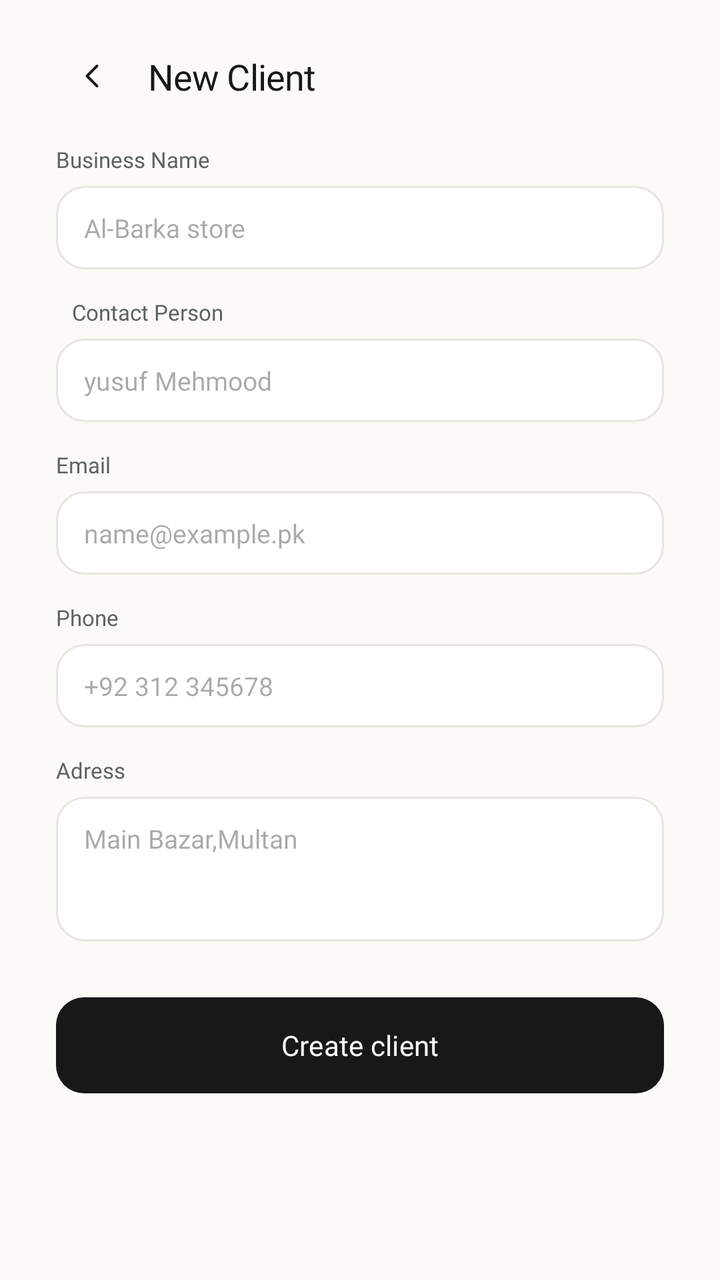
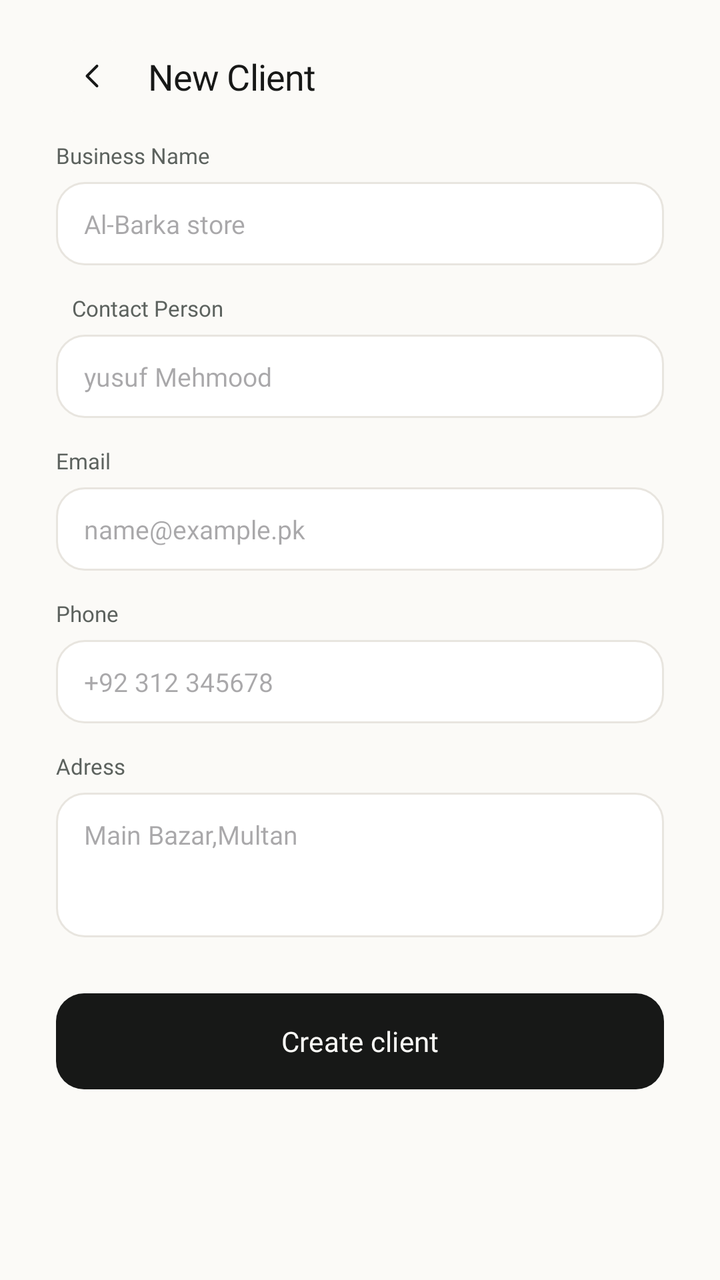

Compare the two renders of this Android layout. The source of the first and the diff that turns it into the second are given below.
<!-- AndroidManifest.xml: application theme Theme.InvoiceGenerator -->
<!-- res/layout/fragment_add_edit_client.xml -->
<?xml version="1.0" encoding="utf-8"?>
<androidx.constraintlayout.widget.ConstraintLayout xmlns:android="http://schemas.android.com/apk/res/android"
    xmlns:app="http://schemas.android.com/apk/res-auto"
    xmlns:tools="http://schemas.android.com/tools"
    android:layout_width="match_parent"
    android:layout_height="match_parent"
    android:background="@color/bg_cream"
    android:paddingTop="20dp"
    android:paddingHorizontal="28dp"
    android:paddingBottom="28dp">


    <View
        android:id="@+id/backbtnview"
        android:layout_width="36dp"
        android:layout_height="36dp"
        android:background="@drawable/bg_login_back_icon"
        app:layout_constraintStart_toStartOf="parent"
        app:layout_constraintTop_toTopOf="parent"
        />
    <ImageView
        android:id="@+id/backbtn"
        android:layout_width="20dp"
        android:layout_height="20dp"
        android:background="@drawable/ic_login_screen"
        android:clickable="true"
        app:layout_constraintStart_toStartOf="@+id/backbtnview"
        app:layout_constraintTop_toTopOf="@+id/backbtnview"
        android:scaleType="fitCenter"
        app:layout_constraintEnd_toEndOf="@+id/backbtnview"
        app:layout_constraintBottom_toBottomOf="@+id/backbtnview"
        />

    <TextView
        android:id="@+id/newClient"
        android:layout_width="wrap_content"
        android:layout_height="wrap_content"
        android:fontFamily="@font/inter_bold"
        android:letterSpacing="-0.015"
        android:layout_marginStart="10dp"
        android:textColor="#171817"
        android:text="New Client"
        android:textSize="18sp"
        app:layout_constraintStart_toEndOf="@id/backbtnview"
        app:layout_constraintTop_toTopOf="@id/backbtnview"
        app:layout_constraintBottom_toBottomOf="@id/backbtnview"
        />



    <TextView
        android:id="@+id/BusinessnameLabel"
        android:layout_width="wrap_content"
        android:layout_height="wrap_content"
        android:fontFamily="@font/inter_medium"
        android:text="Business Name"
        android:textColor="#5C625E"
        android:textSize="11sp"
        tools:layout_editor_absoluteX="46dp"
        tools:layout_editor_absoluteY="194dp"
        android:layout_marginTop="22dp"
        app:layout_constraintStart_toStartOf="parent"
        app:layout_constraintTop_toBottomOf="@id/newClient"/>

    <EditText
        android:id="@+id/BusinessName"
        android:layout_width="match_parent"
        android:layout_marginTop="6dp"
        android:layout_height="wrap_content"
        android:background="@drawable/bg_input_field"
        android:layout_marginBottom="14dp"
        android:fontFamily="@font/inter_medium"
        android:hint="Al-Barka store"
        android:paddingHorizontal="14dp"
        android:paddingVertical="12dp"
        android:textColor="#171817"
        android:textSize="13sp"
        app:layout_constraintEnd_toEndOf="parent"
        app:layout_constraintStart_toStartOf="parent"
        tools:layout_editor_absoluteY="197dp"
        app:layout_constraintTop_toBottomOf="@+id/BusinessnameLabel"
        />

    <TextView
        android:id="@+id/ContactPersonLabel"
        android:layout_width="wrap_content"
        android:layout_height="wrap_content"
        android:layout_marginStart="8dp"
        android:layout_marginTop="14dp"
        android:fontFamily="@font/inter_medium"
        android:text="Contact Person"
        android:textColor="#5C625E"
        android:textSize="11sp"
        app:layout_constraintStart_toStartOf="parent"
        app:layout_constraintTop_toBottomOf="@+id/BusinessName" />

    <EditText
        android:id="@+id/name"
        android:layout_width="match_parent"
        android:layout_marginTop="6dp"
        android:layout_height="wrap_content"
        android:background="@drawable/bg_input_field"
        android:ems="10"
        android:fontFamily="@font/inter_medium"
        android:hint="yusuf Mehmood"
        android:paddingHorizontal="14dp"
        android:paddingVertical="12dp"
        android:textColor="#171817"
        android:textSize="13sp"
        app:layout_constraintEnd_toEndOf="parent"
        app:layout_constraintStart_toStartOf="parent"
        tools:layout_editor_absoluteY="197dp"
        app:layout_constraintTop_toBottomOf="@+id/ContactPersonLabel"
        />


    <TextView
        android:id="@+id/emailLabel"
        android:layout_width="wrap_content"
        android:layout_height="wrap_content"
        android:layout_marginTop="14dp"
        android:fontFamily="@font/inter_medium"
        android:text="Email"
        android:textColor="#5C625E"
        android:textSize="11sp"
        app:layout_constraintStart_toStartOf="parent"
        app:layout_constraintTop_toBottomOf="@+id/name" />

    <EditText
        android:id="@+id/email"
        android:inputType="textEmailAddress"
        android:layout_width="match_parent"
        android:layout_marginTop="6dp"
        android:layout_height="wrap_content"
        android:background="@drawable/bg_input_field"
        android:ems="10"
        android:fontFamily="@font/inter_medium"
        android:hint="name@example.pk"
        android:paddingHorizontal="14dp"
        android:paddingVertical="12dp"
        android:textColor="#171817"
        android:textSize="13sp"
        tools:layout_editor_absoluteX="38dp"
        tools:layout_editor_absoluteY="293dp"
        app:layout_constraintStart_toStartOf="parent"
        app:layout_constraintTop_toBottomOf="@+id/emailLabel"
        app:layout_constraintEnd_toEndOf="parent"
        />

    <TextView
        android:id="@+id/phonelabel"
        android:layout_width="wrap_content"
        android:layout_height="wrap_content"
        android:layout_marginTop="14dp"
        android:fontFamily="@font/inter_medium"
        android:text="Phone"
        android:textColor="#5C625E"
        android:textSize="11sp"
        app:layout_constraintStart_toStartOf="parent"
        app:layout_constraintTop_toBottomOf="@+id/email" />

    <EditText
        android:id="@+id/phoneNum"
        android:inputType="number"
        android:layout_width="match_parent"
        android:layout_marginTop="6dp"
        android:layout_height="wrap_content"
        android:background="@drawable/bg_input_field"
        android:ems="10"
        android:fontFamily="@font/inter_medium"
        android:hint="+92 312 345678"
        android:paddingHorizontal="14dp"
        android:paddingVertical="12dp"
        android:textColor="#171817"
        android:textSize="13sp"
        tools:layout_editor_absoluteX="38dp"
        tools:layout_editor_absoluteY="293dp"
        app:layout_constraintStart_toStartOf="parent"
        app:layout_constraintTop_toBottomOf="@+id/phonelabel"
        app:layout_constraintEnd_toEndOf="parent"
        />

    <TextView
        android:id="@+id/addresslabel"
        android:layout_width="wrap_content"
        android:layout_height="wrap_content"
        android:layout_marginTop="14dp"
        android:fontFamily="@font/inter_medium"
        android:text="Adress"
        android:textColor="#5C625E"
        android:textSize="11sp"
        app:layout_constraintStart_toStartOf="parent"
        app:layout_constraintTop_toBottomOf="@+id/phoneNum" />

    <EditText
        android:id="@+id/address"
        android:inputType="textMultiLine"
        android:minLines="3"
         android:gravity="top|start"
        android:layout_width="match_parent"
        android:layout_marginTop="6dp"
        android:layout_height="wrap_content"
        android:background="@drawable/bg_input_field"
        android:ems="10"
        android:fontFamily="@font/inter_medium"
        android:hint="Main Bazar,Multan"
        android:paddingHorizontal="14dp"
        android:paddingVertical="12dp"
        android:textColor="#171817"
        android:textSize="13sp"
        tools:layout_editor_absoluteX="38dp"
        tools:layout_editor_absoluteY="293dp"
        app:layout_constraintStart_toStartOf="parent"
        app:layout_constraintTop_toBottomOf="@+id/addresslabel"
        app:layout_constraintEnd_toEndOf="parent"
        />




    <Button
        android:id="@+id/addClientbtn"
        android:layout_width="match_parent"
        android:layout_height="wrap_content"
        android:layout_marginTop="28dp"
        android:background="@drawable/sign_in_button_bg"
        android:fontFamily="@font/inter_semibold"
        android:paddingHorizontal="14dp"
        android:text="Create client"
        android:textColor="#FBFAF7"
        android:textSize="14sp"
        app:backgroundTint="@null"
        app:layout_constraintEnd_toEndOf="parent"
        app:layout_constraintStart_toStartOf="parent"
        app:layout_constraintTop_toBottomOf="@id/address"
        android:gravity="center"/>

    <ProgressBar
        android:id="@+id/editclientProgressBar"
        android:layout_width="wrap_content"
        android:layout_height="wrap_content"
        android:visibility="gone"
        app:layout_constraintTop_toTopOf="parent"
        app:layout_constraintBottom_toBottomOf="parent"
        app:layout_constraintStart_toStartOf="parent"
        app:layout_constraintEnd_toEndOf="parent" />

</androidx.constraintlayout.widget.ConstraintLayout>
<!-- resources referenced by this layout -->
<resources>
  <color name="bg_cream">#FBFAF7</color>
  <!-- drawable bg_input_field (drawable) -->
  <?xml version="1.0" encoding="utf-8"?>
  <shape xmlns:android="http://schemas.android.com/apk/res/android"
      android:shape="rectangle">
      <solid android:color="#FFFFFF"/>
      <stroke android:width="1dp"
          android:color="#E8E5DF"/>
      <corners android:radius="14dp"/>
  
  </shape>
  <!-- drawable bg_login_back_icon (drawable) -->
  <?xml version="1.0" encoding="utf-8"?>
  <shape xmlns:android="http://schemas.android.com/apk/res/android"
      android:shape="rectangle">
      <corners android:radius="10dp"/>
      <solid android:color="@color/bg_cream"/>
  
  
  </shape>
  <!-- drawable ic_login_screen (drawable) -->
  <vector xmlns:android="http://schemas.android.com/apk/res/android"
      android:width="20dp"
      android:height="20dp"
      android:viewportWidth="24"
      android:viewportHeight="24">
      <path
          android:strokeColor="#FF171817"
          android:strokeWidth="1.6"
          android:strokeLineCap="round"
          android:strokeLineJoin="round"
          android:pathData="M15 6l-6 6 6 6"/>
  </vector>
  <!-- drawable sign_in_button_bg (drawable) -->
  <?xml version="1.0" encoding="utf-8"?>
  <shape xmlns:android="http://schemas.android.com/apk/res/android"
      android:shape="rectangle">
      <solid android:color="#171817"/>
      <corners android:radius="14dp"/>
  
  
  
  </shape>
  <style name="Theme.InvoiceGenerator" parent="Base.Theme.InvoiceGenerator" />
  <style name="Base.Theme.InvoiceGenerator" parent="Theme.Material3.DayNight.NoActionBar">
          <item name="android:navigationBarColor">@android:color/transparent</item>
          <item name="android:statusBarColor">@android:color/transparent</item>
          <item name="android:windowLightNavigationBar">true</item>
      </style>
</resources>

<!-- the commit's change to res/layout/fragment_add_edit_client.xml (unified diff, before → after) -->
@@ -46,7 +46,20 @@
         app:layout_constraintBottom_toBottomOf="@id/backbtnview"
         />
 
-
+    <TextView
+        android:id="@+id/previewAvatar"
+        android:layout_width="50dp"
+        android:layout_height="50dp"
+        android:background="@drawable/client_profile_circle_bg"
+        android:gravity="center"
+        android:textColor="#FFFFFF"
+        android:textSize="16sp"
+        android:layout_marginTop="22dp"
+        app:layout_constraintStart_toStartOf="parent"
+        app:layout_constraintEnd_toEndOf="parent"
+        app:layout_constraintTop_toBottomOf="@id/newClient"
+        android:visibility="gone"
+         />
 
     <TextView
         android:id="@+id/BusinessnameLabel"
@@ -58,9 +71,9 @@
         android:textSize="11sp"
         tools:layout_editor_absoluteX="46dp"
         tools:layout_editor_absoluteY="194dp"
-        android:layout_marginTop="22dp"
-        app:layout_constraintStart_toStartOf="parent"
-        app:layout_constraintTop_toBottomOf="@id/newClient"/>
+        android:layout_marginTop="20dp"
+        app:layout_constraintStart_toStartOf="parent"
+        app:layout_constraintTop_toBottomOf="@id/previewAvatar"/>
 
     <EditText
         android:id="@+id/BusinessName"
<!-- resource entries referenced after the edit -->
@@ -18,6 +18,14 @@
       <corners android:radius="10dp"/>
       <solid android:color="@color/bg_cream"/>
   
+  
+  </shape>
+  <!-- drawable client_profile_circle_bg (drawable) -->
+  <?xml version="1.0" encoding="utf-8"?>
+  <shape xmlns:android="http://schemas.android.com/apk/res/android"
+      android:shape="oval">
+      <solid android:color="#7E8E6B"
+          />
   
   </shape>
   <!-- drawable ic_login_screen (drawable) -->
